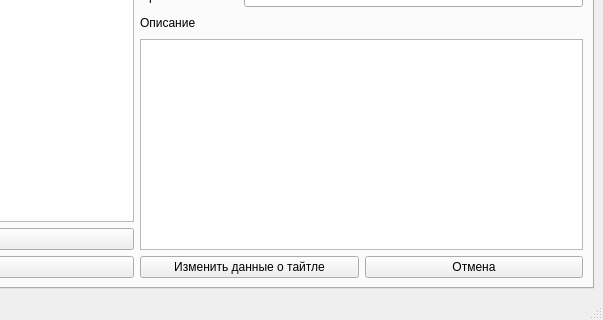
Before: the Qt Designer form ProjectUmamiQt/mainwindow.ui in Max-Person/Project-Umami, drawn with Qt 5; both pictures show x 329 to 932 and y 247 to 567 of the 932 by 567 pixel window.
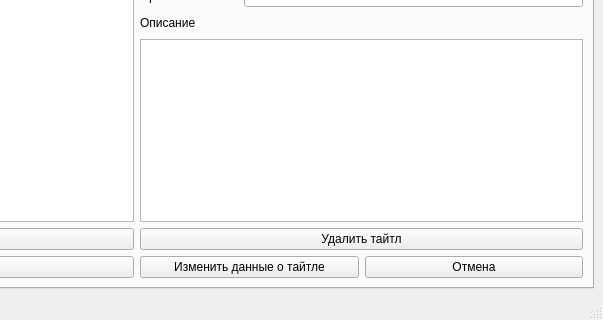
After: the same form once the commit is applied.

Patch:
```diff
--- a/ProjectUmamiQt/mainwindow.ui
+++ b/ProjectUmamiQt/mainwindow.ui
@@ -212,6 +212,13 @@
             <item>
              <widget class="QTextEdit" name="titleDescText"/>
             </item>
+            <item>
+             <widget class="QPushButton" name="deleteTitleButton">
+              <property name="text">
+               <string>Удалить тайтл</string>
+              </property>
+             </widget>
+            </item>
             <item>
              <layout class="QHBoxLayout" name="TitleEditButtonsLayout">
               <item>
```
